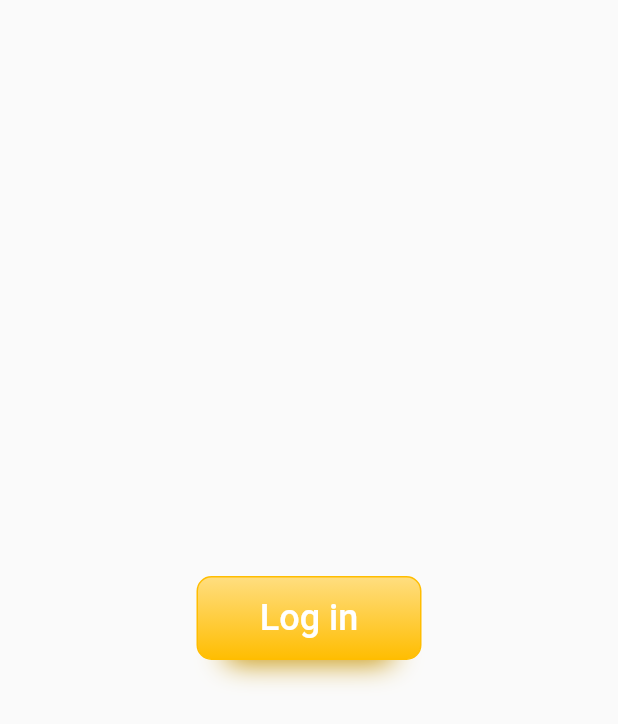
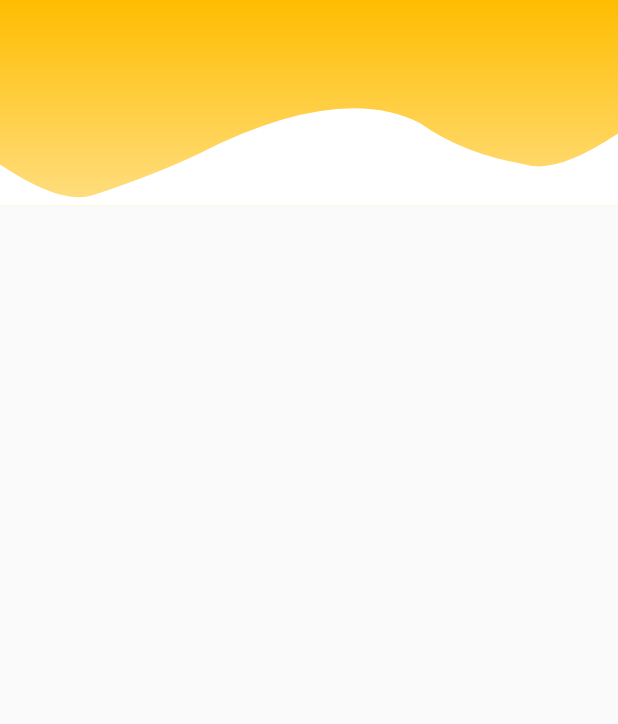
Before and after one commit to SokolovDmytr/my_projects, a Flutter app: the screen it shows after launch, on a phone screen of 412 x 824 dp. Shown: the top 724 px of the screen. Run offline on Flutter 3.47's test engine with Material 2 defaults, Android fonts, the light colour scheme and no system bars; our stand-ins replace flutter_redux, flutter_secure_storage, google_fonts, logger, redux; missing offline and left inert: flutter_redux_navigation, pedantic, redux_epics; project files that could hold a hidden picture were left out.

Commit message:
Add app bar

```diff
--- a/lib/res/app_fonts.dart
+++ b/lib/res/app_fonts.dart
@@ -18,7 +18,6 @@ class AppFonts {
       fontSize: 24.0,
       color: AppColors.black,
       fontWeight: FontWeight.w700,
-      height: 30.0,
     );
   }
 
@@ -59,7 +58,6 @@ class AppFonts {
       fontSize: 16.0,
       color: AppColors.black,
       fontWeight: FontWeight.w400,
-      height: 24.0,
     );
   }
 
@@ -68,7 +66,6 @@ class AppFonts {
       fontSize: 16.0,
       color: AppColors.blackTwo,
       fontWeight: FontWeight.w400,
-      height: 24.0,
     );
   }
 
@@ -77,7 +74,6 @@ class AppFonts {
       fontSize: 12.0,
       color: AppColors.blackTwo,
       fontWeight: FontWeight.w700,
-      height: 16.0,
     );
   }
 
--- a/lib/res/app_styles/app_colors.dart
+++ b/lib/res/app_styles/app_colors.dart
@@ -35,6 +35,7 @@ class AppColors {
   static const Color black0 =  Color(0x00000000);
   static const Color blackTwo =  Color(0xFF000000);
   static const Color wheat =  Color(0xFFFFDE81);
+  static const Color transparent = Color(0x00FFFFFF);
 
   static const Color kWhite = Color(0xFFFFFFFF);
   static const Color kBlack = Color(0xFF16191D);
--- a/lib/res/app_styles/app_gradient.dart
+++ b/lib/res/app_styles/app_gradient.dart
@@ -10,6 +10,17 @@ class AppGradient {
         AppColors.wheat,
         AppColors.marigold,
       ]
+    );
+  }
+
+  static LinearGradient get marigolWheatdGradient{
+    return LinearGradient(
+        begin: Alignment.topCenter,
+        end: Alignment.bottomCenter,
+        colors: [
+          AppColors.marigold,
+          AppColors.wheat,
+        ]
     );
   }
 
--- a/lib/res/image_assets.dart
+++ b/lib/res/image_assets.dart
@@ -30,6 +30,7 @@ class ImageAssets {
   static const String favoritesBottomBarIcon = 'assets/png/favorites_bottom_bar_icon.png';
   static const String homeBottomBarIcon = 'assets/png/home_bottom_bar_icon.png';
   static const String settingsBottomBarIcon = 'assets/png/settings_bottom_bar_icon.png';
+  static const String backArrow = 'assets/png/back_arrow.png';
 
   static const String loadingGif = 'assets/gif/loading.gif';
 
--- /dev/null
+++ b/lib/ui/global_widgets/app_bar_curve_painter.dart
@@ -0,0 +1,56 @@
+import 'package:flutter/material.dart';
+import 'package:yellow_team_fridge/res/app_styles/app_colors.dart';
+
+class AppBarCurveCurvepainter extends CustomPainter {
+  @override
+  void paint(Canvas canvas, Size size) {
+    Path path = Path();
+    Paint paint = Paint();
+
+    path = Path();
+    path.lineTo(0, size.height * 0.35);
+
+    path.quadraticBezierTo(
+      size.width * 0.10,
+      size.height * 0.15,
+      size.width * 0.15,
+      size.height * 0.2,
+    );
+    path.quadraticBezierTo(
+      size.width * 0.25,
+      size.height * 0.25,
+      size.width * 0.32,
+      size.height * 0.4,
+    );
+    path.quadraticBezierTo(
+      size.width * 0.45,
+      size.height * 0.6,
+      size.width * 0.68,
+      size.height * 0.25,
+    );
+    path.quadraticBezierTo(
+      size.width * 0.75,
+      size.height * 0.15,
+      size.width * 0.85,
+      size.height * 0.05,
+
+    );
+    path.quadraticBezierTo(
+      size.width * 0.9,
+      size.height * 0.0,
+      size.width,
+      size.height * 0.2,
+    );
+
+    path.lineTo(size.width, 0.0);
+    path.close();
+
+    paint.color = AppColors.white;
+    canvas.drawPath(path, paint);
+  }
+
+  @override
+  bool shouldRepaint(CustomPainter oldDelegate) {
+    return oldDelegate != this;
+  }
+}
--- /dev/null
+++ b/lib/ui/global_widgets/custom_app_bar.dart
@@ -0,0 +1,131 @@
+import 'dart:math' as math;
+
+import 'package:flutter/material.dart';
+import 'package:flutter/services.dart';
+import 'package:yellow_team_fridge/dictionary/flutter_dictionary.dart';
+import 'package:yellow_team_fridge/res/app_fonts.dart';
+import 'package:yellow_team_fridge/res/app_styles/app_colors.dart';
+import 'package:yellow_team_fridge/res/image_assets.dart';
+import 'package:yellow_team_fridge/ui/global_widgets/app_bar_curve_painter.dart';
+
+class CustomAppBar extends StatelessWidget implements PreferredSizeWidget {
+  final Size _preferredSize;
+  final String title;
+  final Color color;
+  final LinearGradient gradient;
+  final String textButton;
+  final Function onTapBack;
+  final bool isMainStyleAppBar;
+
+  const CustomAppBar({
+    @required Size preferredSize,
+    this.title,
+    this.color,
+    this.gradient,
+    this.textButton,
+    this.onTapBack,
+    @required this.isMainStyleAppBar,
+    Key key,
+  })  : _preferredSize = preferredSize,
+        super(key: key);
+
+  @override
+  Size get preferredSize {
+    return _preferredSize;
+  }
+
+  @override
+  Widget build(BuildContext context) {
+    SystemChrome.setSystemUIOverlayStyle(
+      SystemUiOverlayStyle(
+        statusBarIconBrightness: Brightness.dark,
+        statusBarColor: AppColors.transparent,
+      ),
+    );
+
+    return isMainStyleAppBar
+        ? Container(
+            height: _preferredSize.height,
+            decoration: BoxDecoration(
+              color: color,
+              gradient: gradient,
+            ),
+            child: Container(
+              margin: const EdgeInsets.symmetric(
+                horizontal: 16.0,
+              ),
+              child: Stack(
+                alignment: Alignment.bottomCenter,
+                children: [
+                  Container(
+                    margin: const EdgeInsets.only(bottom: 13.0),
+                    child: InkWell(
+                      child: Row(
+                        crossAxisAlignment: CrossAxisAlignment.center,
+                        children: [
+                          Container(
+                            margin: const EdgeInsets.only(right: 8.0),
+                            child: FlutterDictionary.instance.isRTL
+                                ? Transform.rotate(
+                                    angle: math.pi,
+                                    child: Image.asset(
+                                      ImageAssets.backArrow,
+                                      color: AppColors.black,
+                                      height: 18.0,
+                                    ),
+                                  )
+                                : Image.asset(
+                                    ImageAssets.backArrow,
+                                    color: AppColors.black,
+                                    height: 18.0,
+                                  ),
+                          ),
+                          Container(
+                            width: 60.0,
+                            child: Text(
+                              textButton,
+                              style: AppFonts.medium16TextStyle,
+                              maxLines: 1,
+                            ),
+                          ),
+                        ],
+                      ),
+                      onTap: onTapBack,
+                    ),
+                  ),
+                  Container(
+                    width: 140.0,
+                    margin: const EdgeInsets.only(bottom: 7.0),
+                    child: RichText(
+                      overflow: TextOverflow.ellipsis,
+                      text: TextSpan(
+                        text: title,
+                        style: AppFonts.normalBlackTextStyle,
+                      ),
+                    ),
+                  )
+                ],
+              ),
+            ),
+          )
+        : Container(
+            height: _preferredSize.height,
+            child: Stack(
+              children: [
+                Container(
+                  decoration: BoxDecoration(
+                    gradient: gradient,
+                  ),
+                ),
+                Transform.rotate(
+                  angle: math.pi,
+                  child: CustomPaint(
+                    child: Container(),
+                    painter: AppBarCurveCurvepainter(),
+                  ),
+                ),
+              ],
+            ),
+          );
+  }
+}
--- a/lib/ui/pages/main_page/main_page.dart
+++ b/lib/ui/pages/main_page/main_page.dart
@@ -1,9 +1,6 @@
 import 'package:flutter/material.dart';
-import 'package:yellow_team_fridge/res/app_fonts.dart';
-import 'package:yellow_team_fridge/res/app_styles/app_colors.dart';
 import 'package:yellow_team_fridge/res/app_styles/app_gradient.dart';
-import 'package:yellow_team_fridge/res/app_styles/app_shadows.dart';
-import 'package:yellow_team_fridge/ui/global_widgets/global_button.dart';
+import 'package:yellow_team_fridge/ui/global_widgets/custom_app_bar.dart';
 
 class MainPage extends StatefulWidget {
   MainPage() : super(key: Key('MainPage'));
@@ -21,19 +18,15 @@ class _MainPageState extends State<MainPage> {
   @override
   Widget build(BuildContext context) {
     return Scaffold(
-      body: Center(
-        child: GlobalButton(
-          key: UniqueKey(),
-          width: 150.0,
-          height: 56.0,
-          text: 'Log in',
-          fontText: AppFonts.normalMediumTextStyle,
-          onTap: () {},
-          gradient: AppGradient.wheatMarigoldGradient,
-          borderColor: AppColors.marigold,
-          shadows: AppShadows.buttonOcreShadow,
-        ),
+      appBar: CustomAppBar(
+        gradient: AppGradient.marigolWheatdGradient,
+        title: 'Notification',
+        textButton: 'Back',
+        isMainStyleAppBar: false,
+        preferredSize: Size.fromHeight(137.0),
+        key: UniqueKey(),
       ),
+      body: Container(),
     );
   }
 }
```
Also changed, not shown: assets/png/back_arrow.png (added).
